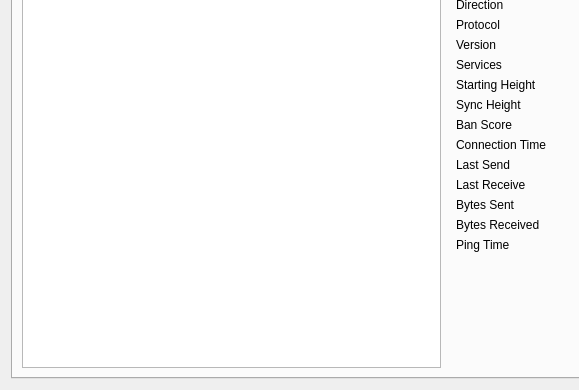
Qt form src/qt/forms/rpcconsole.ui (bulwark-crypto/Bulwark) before a commit; both pictures show x 0 to 579 and y 95 to 485 of the 769 by 485 pixel window.
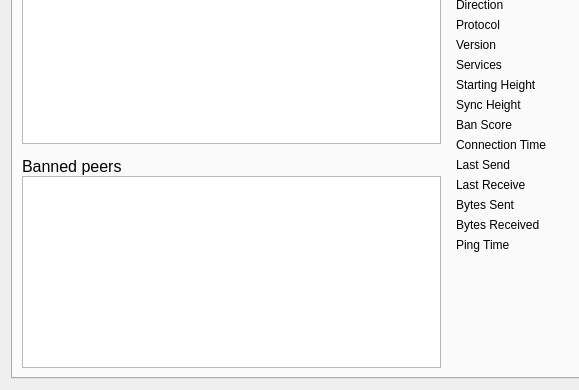
The same form after that commit. The open tabs and pages were chosen to show the change. Icons and pictures are not drawn. Custom widgets are drawn as their Qt base class.

Commit message: Implemented option to disconnect/ban peers

Diff of the .ui file:
```diff
--- a/src/qt/forms/rpcconsole.ui
+++ b/src/qt/forms/rpcconsole.ui
@@ -681,6 +681,11 @@
       </attribute>
       <layout class="QGridLayout" name="gridLayout_2">
        <item row="0" column="0" rowspan="2">
+        <layout class="QVBoxLayout" name="verticalLayout_101">
+         <property name="spacing">
+          <number>0</number>
+         </property>
+         <item>
         <widget class="QTableView" name="peerWidget">
          <property name="horizontalScrollBarPolicy">
           <enum>Qt::ScrollBarAsNeeded</enum>
@@ -692,6 +697,72 @@
           <bool>false</bool>
          </attribute>
         </widget>
+         </item>
+         <item>
+          <widget class="QLabel" name="banHeading">
+           <property name="sizePolicy">
+            <sizepolicy hsizetype="Preferred" vsizetype="Minimum">
+             <horstretch>0</horstretch>
+             <verstretch>0</verstretch>
+            </sizepolicy>
+           </property>
+           <property name="minimumSize">
+            <size>
+             <width>300</width>
+             <height>32</height>
+            </size>
+           </property>
+           <property name="maximumSize">
+            <size>
+             <width>16777215</width>
+             <height>32</height>
+            </size>
+           </property>
+           <property name="font">
+            <font>
+             <pointsize>12</pointsize>
+            </font>
+           </property>
+           <property name="cursor">
+            <cursorShape>IBeamCursor</cursorShape>
+           </property>
+           <property name="text">
+            <string>Banned peers</string>
+           </property>
+           <property name="alignment">
+            <set>Qt::AlignBottom|Qt::AlignLeading|Qt::AlignLeft</set>
+           </property>
+           <property name="wordWrap">
+            <bool>true</bool>
+           </property>
+           <property name="textInteractionFlags">
+            <set>Qt::NoTextInteraction</set>
+           </property>
+          </widget>
+         </item>
+         <item>
+          <widget class="QTableView" name="banlistWidget">
+           <property name="sizePolicy">
+            <sizepolicy hsizetype="Expanding" vsizetype="Expanding">
+             <horstretch>0</horstretch>
+             <verstretch>0</verstretch>
+            </sizepolicy>
+           </property>
+           <property name="contextMenuPolicy">
+            <enum>Qt::CustomContextMenu</enum>
+           </property>
+           <property name="horizontalScrollBarPolicy">
+            <enum>Qt::ScrollBarAsNeeded</enum>
+           </property>
+           <property name="sortingEnabled">
+            <bool>true</bool>
+           </property>
+           <attribute name="horizontalHeaderHighlightSections">
+            <bool>false</bool>
+           </attribute>
+          </widget>
+         </item>
+        </layout>
        </item>
        <item row="0" column="1">
         <widget class="QLabel" name="peerHeading">
```
Left out of the diff: 5 changed lines with no effect on the pictures. Lines whose indentation alone changed are shown as unchanged. The commit also changes 21 other files.
